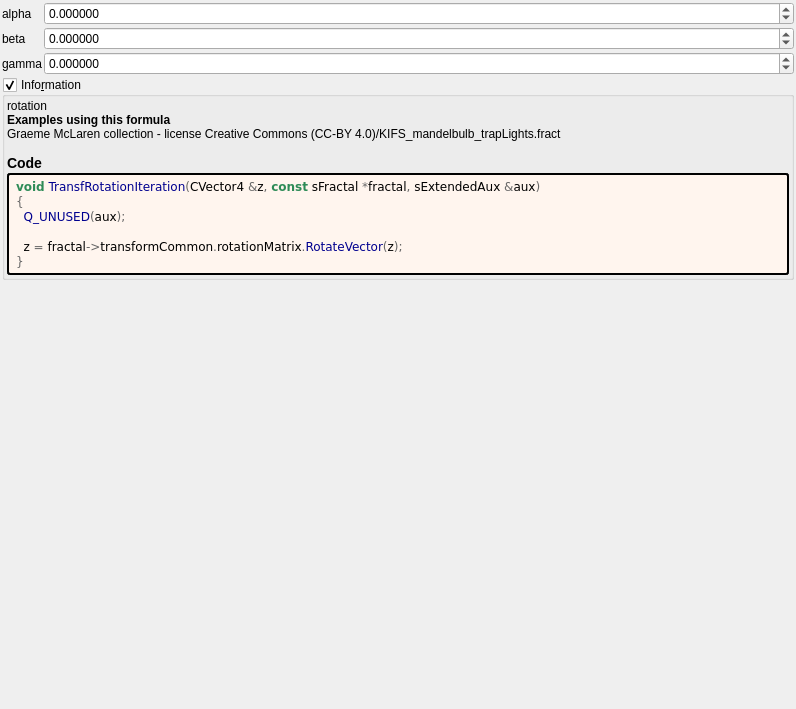
The window that mandelbulber2/formula/ui/transf_rotation.ui (buddhi1980/mandelbulber2) describes before a commit, drawn with Qt 5.
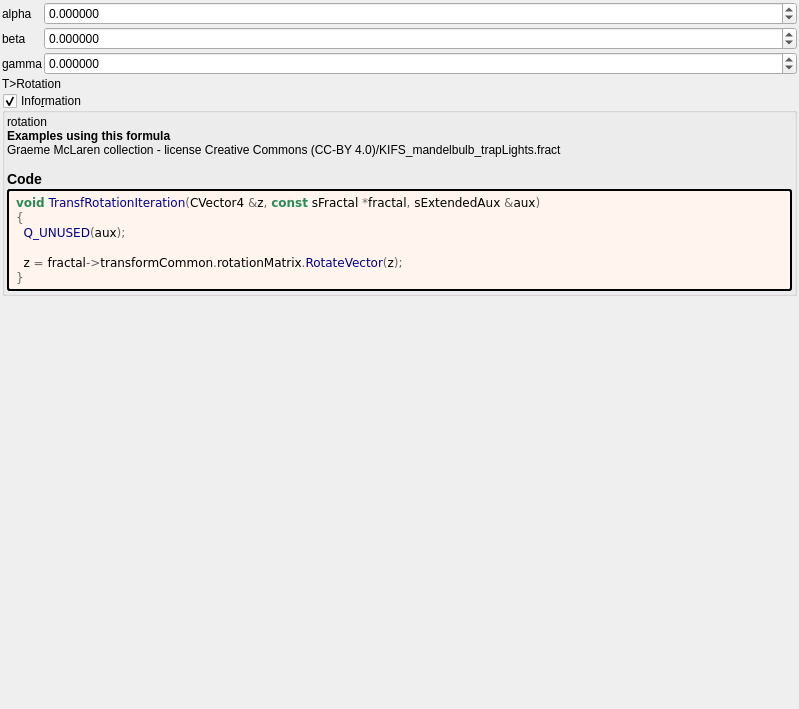
The same window after the commit. Custom widgets are drawn as their Qt base class.

Diff of the .ui file:
```diff
--- a/mandelbulber2/formula/ui/transf_rotation.ui
+++ b/mandelbulber2/formula/ui/transf_rotation.ui
@@ -6,7 +6,7 @@
    <rect>
     <x>0</x>
     <y>0</y>
-    <width>796</width>
+    <width>799</width>
     <height>709</height>
    </rect>
   </property>
@@ -59,10 +59,10 @@
         <number>6</number>
        </property>
        <property name="minimum">
-        <double>-180.000000000000000</double>
+        <double>-36000.000000000000000</double>
        </property>
        <property name="maximum">
-        <double>180.000000000000000</double>
+        <double>36000.000000000000000</double>
        </property>
        <property name="singleStep">
         <double>1.000000000000000</double>
@@ -141,6 +141,13 @@
      </item>
     </layout>
    </item>
+   <item>
+    <widget class="QLabel" name="label_16">
+     <property name="text">
+      <string notr="true">T&gt;Rotation</string>
+     </property>
+    </widget>
+   </item>
    <item>
     <widget class="MyGroupBox" name="groupCheck_info">
      <property name="title">
```
Left out of the diff: 2 changed lines with no effect on the pictures.
